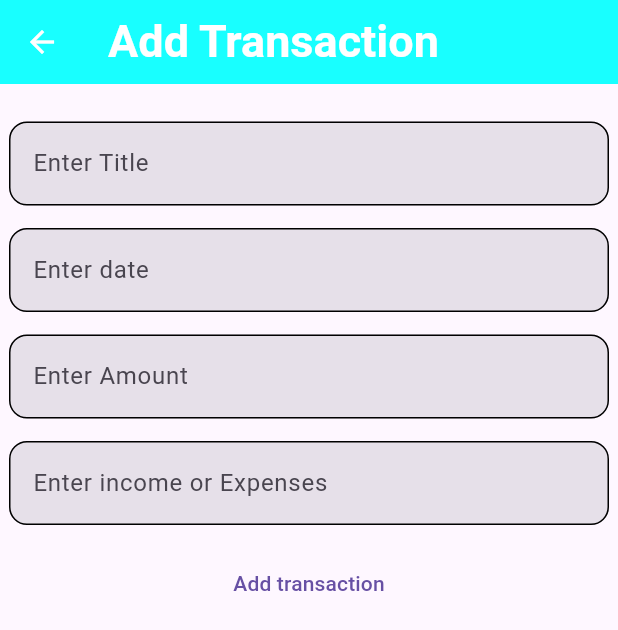
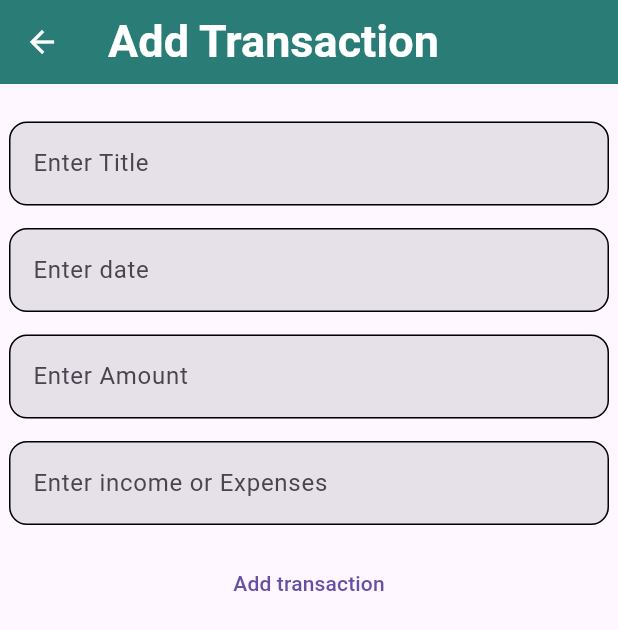
Before and after one commit to Jeebanbk/karcha-_Bachat-_-Khata, a Flutter app: the screen it shows after launch, after a tap on the "add" icon, on a phone screen of 412 x 824 dp. Shown: the top 630 px of the screen. Run offline on Flutter 3.47's test engine with Material 3 defaults, Android fonts, the phone set to English and light mode, and no system bars; our stand-ins replace get, syncfusion_flutter_charts; missing offline and left inert: dart:ffi.

Commit message:
colors chnage

```diff
--- a/lib/main.dart
+++ b/lib/main.dart
@@ -48,11 +48,11 @@ class _MyAppState extends State<MyApp> {
       title: "Income/Expenses tracker",
       home: Scaffold(
         appBar: AppBar(
-          backgroundColor: Colors.cyanAccent,
+          backgroundColor: themeColors,
           title: const Text(
             "Income / Expenses Tracker",
             style: TextStyle(
-                fontSize: 24, fontWeight: FontWeight.bold, color: Colors.black),
+                fontSize: 24, fontWeight: FontWeight.bold, color: Colors.white),
           ),
         ),
         body: Padding(
@@ -73,6 +73,7 @@ class _MyAppState extends State<MyApp> {
                         yValueMapper: (data, _) => data[0],
                         xValueMapper: (data, _) => data[1],
                         radius: '110%',
+                        //innerRadius: '30%',
                         explode: true,
                         pointColorMapper: (data, _) => data[2],
                         dataLabelMapper: (data, _) => data[0].toString(),
--- a/lib/screen/Add_Transaction.dart
+++ b/lib/screen/Add_Transaction.dart
@@ -51,7 +51,7 @@ class _AddTransactionState extends State<AddTransaction> {
       title: "ADD Transaction",
       home: Scaffold(
         appBar: AppBar(
-          backgroundColor: Colors.cyanAccent,
+          backgroundColor: themeColors,
           leading: IconButton(
             onPressed: () {},
             icon: const Icon(Icons.arrow_back),
```
